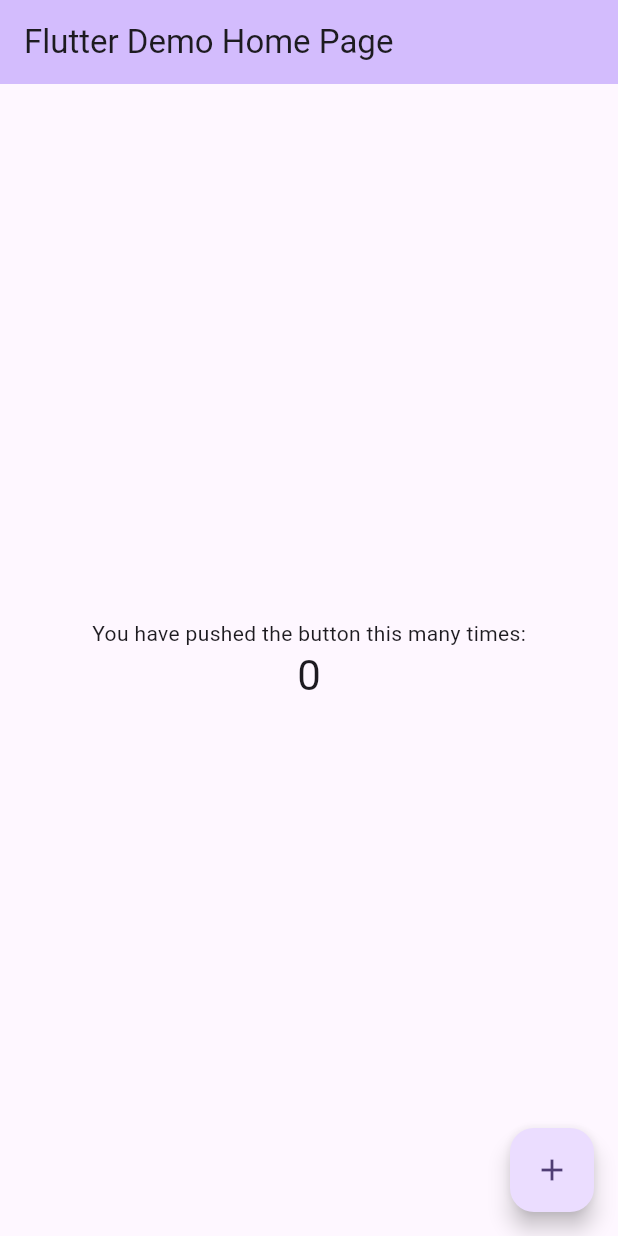
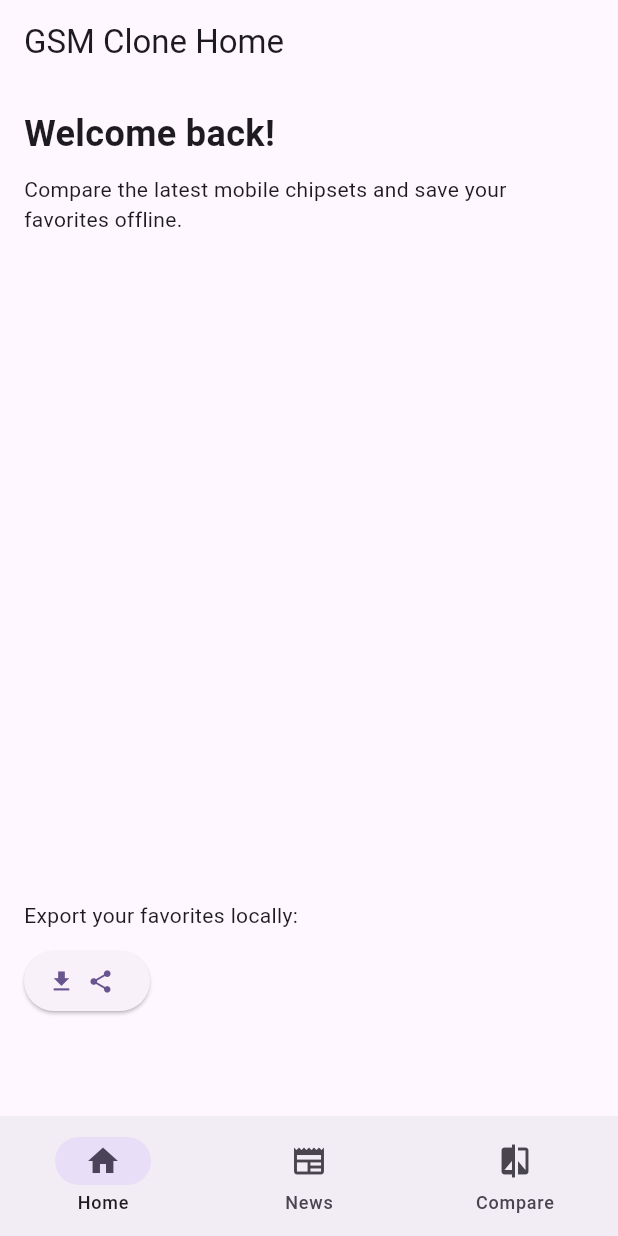
Before and after one commit to IGNIA001/gsmclone, a Flutter app: the screen it shows after launch, on a phone screen of 412 x 824 dp. Run offline on Flutter 3.47's test engine with Material 3 defaults, Android fonts, the phone set to English and light mode, and no system bars; our stand-ins replace drift, flutter_riverpod, share_plus; missing offline and left inert: workmanager; accounts and stored records are empty; generated files the repository leaves out were written again.

Commit message:
Working prototype V1

```diff
--- /dev/null
+++ b/lib/features/home/home_screen.dart
@@ -0,0 +1,29 @@
+import 'package:flutter/material.dart';
+import '../../shared/export_button.dart';
+
+class HomeScreen extends StatelessWidget {
+  const HomeScreen({super.key});
+
+  @override
+  Widget build(BuildContext context) {
+    return Scaffold(
+      appBar: AppBar(title: const Text("GSM Clone Home")),
+      body: Padding(
+        padding: const EdgeInsets.all(16.0),
+        child: Column(
+          crossAxisAlignment: CrossAxisAlignment.start,
+          children: [
+            const Text("Welcome back!", style: TextStyle(fontSize: 24, fontWeight: FontWeight.bold)),
+            const SizedBox(height: 10),
+            const Text("Compare the latest mobile chipsets and save your favorites offline."),
+            const Spacer(),
+            const Text("Export your favorites locally:"),
+            const SizedBox(height: 10),
+            const ExportButton(), // Your locally stored data export
+            const SizedBox(height: 50),
+          ],
+        ),
+      ),
+    );
+  }
+}
--- a/lib/main.dart
+++ b/lib/main.dart
@@ -1,121 +1,84 @@
 import 'package:flutter/material.dart';
+import 'package:flutter_riverpod/flutter_riverpod.dart';
+import 'package:gsmclone/core/sync/sync_manager.dart';
+import 'package:gsmclone/features/home/home_screen.dart';
+import 'package:gsmclone/features/news/news_screen.dart';
+import 'package:gsmclone/features/compare/compare_screen.dart';
+// These were unused, but now we will use them below
+import 'package:gsmclone/core/providers/providers.dart';
+import 'package:gsmclone/core/database/database.dart';
 
-void main() {
-  runApp(const MyApp());
+void main() async {
+  WidgetsFlutterBinding.ensureInitialized();
+
+  // 1. Create the database instance
+  final db = AppDatabase();
+
+  // 2. Add sample data so the Compare screen isn't empty
+  await db.seedDatabase();
+
+  // 3. Start background sync
+  SyncManager.init();
+
+  runApp(
+    ProviderScope(
+      overrides: [
+        // This makes the 'unused' import active
+        databaseProvider.overrideWithValue(db),
+      ],
+      child: const GSMCloneApp(),
+    ),
+  );
 }
 
-class MyApp extends StatelessWidget {
-  const MyApp({super.key});
+class GSMCloneApp extends StatelessWidget {
+  const GSMCloneApp({super.key});
 
-  // This widget is the root of your application.
   @override
   Widget build(BuildContext context) {
     return MaterialApp(
-      title: 'Flutter Demo',
+      debugShowCheckedModeBanner: false,
+      title: 'GSM Clone',
       theme: ThemeData(
-        // This is the theme of your application.
-        //
-        // TRY THIS: Try running your application with "flutter run". You'll see
-        // the application has a purple toolbar. Then, without quitting the app,
-        // try changing the seedColor in the colorScheme below to Colors.green
-        // and then invoke "hot reload" (save your changes or press the "hot
-        // reload" button in a Flutter-supported IDE, or press "r" if you used
-        // the command line to start the app).
-        //
-        // Notice that the counter didn't reset back to zero; the application
-        // state is not lost during the reload. To reset the state, use hot
-        // restart instead.
-        //
-        // This works for code too, not just values: Most code changes can be
-        // tested with just a hot reload.
-        colorScheme: .fromSeed(seedColor: Colors.deepPurple),
+        useMaterial3: true,
+        colorSchemeSeed: Colors.deepPurple,
       ),
-      home: const MyHomePage(title: 'Flutter Demo Home Page'),
+      home: const Dashboard(),
     );
   }
 }
 
-class MyHomePage extends StatefulWidget {
-  const MyHomePage({super.key, required this.title});
-
-  // This widget is the home page of your application. It is stateful, meaning
-  // that it has a State object (defined below) that contains fields that affect
-  // how it looks.
-
-  // This class is the configuration for the state. It holds the values (in this
-  // case the title) provided by the parent (in this case the App widget) and
-  // used by the build method of the State. Fields in a Widget subclass are
-  // always marked "final".
-
-  final String title;
-
+class Dashboard extends StatefulWidget {
+  const Dashboard({super.key});
   @override
-  State<MyHomePage> createState() => _MyHomePageState();
+  State<Dashboard> createState() => _DashboardState();
 }
 
-class _MyHomePageState extends State<MyHomePage> {
-  int _counter = 0;
+class _DashboardState extends State<Dashboard> {
+  int _currentIndex = 0;
 
-  void _incrementCounter() {
-    setState(() {
-      // This call to setState tells the Flutter framework that something has
-      // changed in this State, which causes it to rerun the build method below
-      // so that the display can reflect the updated values. If we changed
-      // _counter without calling setState(), then the build method would not be
-      // called again, and so nothing would appear to happen.
-      _counter++;
-    });
-  }
+  final screens = [
+    const HomeScreen(),
+    const TechNewsScreen(),
+    const CompareDevicesScreen()
+  ];
 
   @override
   Widget build(BuildContext context) {
-    // This method is rerun every time setState is called, for instance as done
-    // by the _incrementCounter method above.
-    //
-    // The Flutter framework has been optimized to make rerunning build methods
-    // fast, so that you can just rebuild anything that needs updating rather
-    // than having to individually change instances of widgets.
     return Scaffold(
-      appBar: AppBar(
-        // TRY THIS: Try changing the color here to a specific color (to
-        // Colors.amber, perhaps?) and trigger a hot reload to see the AppBar
-        // change color while the other colors stay the same.
-        backgroundColor: Theme.of(context).colorScheme.inversePrimary,
-        // Here we take the value from the MyHomePage object that was created by
-        // the App.build method, and use it to set our appbar title.
-        title: Text(widget.title),
+      // IndexedStack keeps your scroll position when switching tabs
+      body: IndexedStack(
+        index: _currentIndex,
+        children: screens,
       ),
-      body: Center(
-        // Center is a layout widget. It takes a single child and positions it
-        // in the middle of the parent.
-        child: Column(
-          // Column is also a layout widget. It takes a list of children and
-          // arranges them vertically. By default, it sizes itself to fit its
-          // children horizontally, and tries to be as tall as its parent.
-          //
-          // Column has various properties to control how it sizes itself and
-          // how it positions its children. Here we use mainAxisAlignment to
-          // center the children vertically; the main axis here is the vertical
-          // axis because Columns are vertical (the cross axis would be
-          // horizontal).
-          //
-          // TRY THIS: Invoke "debug painting" (choose the "Toggle Debug Paint"
-          // action in the IDE, or press "p" in the console), to see the
-          // wireframe for each widget.
-          mainAxisAlignment: .center,
-          children: [
-            const Text('You have pushed the button this many times:'),
-            Text(
-              '$_counter',
-              style: Theme.of(context).textTheme.headlineMedium,
-            ),
-          ],
-        ),
-      ),
-      floatingActionButton: FloatingActionButton(
-        onPressed: _incrementCounter,
-        tooltip: 'Increment',
-        child: const Icon(Icons.add),
+      bottomNavigationBar: NavigationBar(
+        selectedIndex: _currentIndex,
+        onDestinationSelected: (i) => setState(() => _currentIndex = i),
+        destinations: const [
+          NavigationDestination(icon: Icon(Icons.home), label: 'Home'),
+          NavigationDestination(icon: Icon(Icons.newspaper), label: 'News'),
+          NavigationDestination(icon: Icon(Icons.compare), label: 'Compare'),
+        ],
       ),
     );
   }
--- /dev/null
+++ b/lib/shared/export_button.dart
@@ -0,0 +1,21 @@
+import 'package:flutter/material.dart';
+import 'package:share_plus/share_plus.dart';
+import 'package:flutter_riverpod/flutter_riverpod.dart';
+import '../core/providers/providers.dart';
+
+class ExportButton extends ConsumerWidget {
+  const ExportButton({super.key});
+
+  @override
+  Widget build(BuildContext context, WidgetRef ref) {
+    return ElevatedButton.icon(
+      icon: const Icon(Icons.download),
+      label: const Icon(Icons.share),
+      onPressed: () async {
+        final db = ref.read(databaseProvider);
+        final data = await db.getFavoritesAsText();
+        Share.share(data, subject: 'My Mobile Wishlist');
+      },
+    );
+  }
+}
```
Also changed, not shown: lib/core/database/database.dart (+42 -2 lines), lib/core/providers/providers.dart (added, +7 -0 lines), lib/core/sync/sync_manager.dart (+15 -33 lines), lib/features/compare/compare_screen.dart (added, +50 -0 lines), lib/features/news/news_screen.dart (added, +9 -0 lines), pubspec.yaml (+20 -17 lines), lib/core/database/database.g.dart (added), pubspec.lock, 2 other files.
